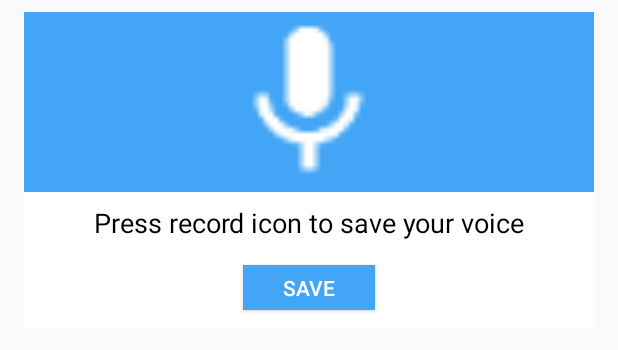
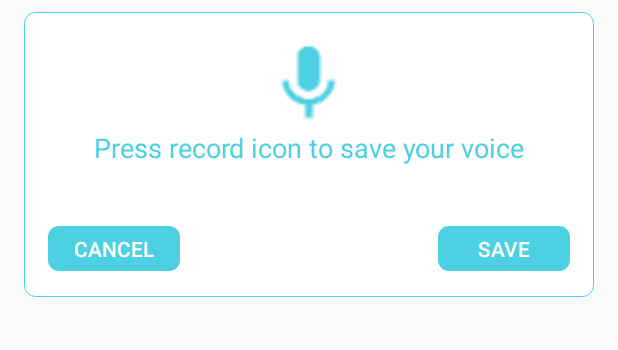
Before and after one commit to BartlomiejFrankow/Hau-Hau, an Android app: the layout my_dialog.xml on its own in the app's theme, with its tools: preview values and no code run, on a phone screen of 412 x 824 dp. Shown: the top 350 px of the screen. Run offline under Robolectric (Android 15) with nearby library versions, the phone set to English and light mode, and no system bars.

Commit message:
Recording dialog new view

```diff
--- a/app/build.gradle
+++ b/app/build.gradle
@@ -53,9 +53,6 @@ dependencies {
     //Boom Menu
     implementation 'com.nightonke:boommenu:2.1.1'
 
-    //Recording dialog
-    implementation 'com.github.IvanSotelo:RecordDialog:1.2.3'
-
     //FabTransition
     implementation 'com.github.coyarzun89:fabtransitionactivity:0.2.0'
 
--- a/app/src/main/java/com/example/my_pc/hauhau/ui/home/HomeFragment.kt
+++ b/app/src/main/java/com/example/my_pc/hauhau/ui/home/HomeFragment.kt
@@ -93,8 +93,11 @@ class HomeFragment : BaseFragment<HomeActivity, FragmentHomeBinding, HomeViewMod
         if (!folder.exists()) folder.mkdirs()
 
         val dialog = CustomDialog()
-        dialog.showDialog(getBaseActivity(), "Click at mic icon and record your voice", { viewModel.startRecorder() },{ viewModel.stopRecorder() })
-        fileRecorded(index)
+        dialog.showDialog(getBaseActivity(),
+                getString(R.string.press_record_icon_to_save_your_voice),
+                { viewModel.startRecorder() },
+                { viewModel.stopRecorder() },
+                {fileRecorded(index)})
     }
 
 //    fun chooseRecordedFile(){
--- a/app/src/main/java/com/example/my_pc/hauhau/utils/helpers/CustomDialog.kt
+++ b/app/src/main/java/com/example/my_pc/hauhau/utils/helpers/CustomDialog.kt
@@ -11,19 +11,20 @@ import com.example.my_pc.hauhau.R
 import android.graphics.drawable.InsetDrawable
 import android.widget.ImageView
 
-
 /**
  * Created by my_pc on 19/06/2018.
  */
+
 class CustomDialog {
 
-    fun showDialog(activity: Activity, msg: String, fStart: () -> Unit, fStop: () -> Unit) {
+    fun showDialog(activity: Activity, msg: String, startRecording: () -> Unit, stopRecording: () -> Unit, setCheckForItemAtList: () -> Unit) {
         val dialog = Dialog(activity)
+        val wmlp = dialog.window.attributes
+
         dialog.requestWindowFeature(Window.FEATURE_NO_TITLE)
         dialog.setContentView(R.layout.my_dialog)
         dialog.setCancelable(false)
         dialog.window.setLayout(ViewGroup.LayoutParams.MATCH_PARENT, ViewGroup.LayoutParams.WRAP_CONTENT)
-        val wmlp = dialog.window.attributes
         wmlp.gravity = Gravity.CENTER
         dialog.window.setBackgroundDrawable(ColorDrawable(Color.WHITE))
 
@@ -34,16 +35,24 @@ class CustomDialog {
         val text = dialog.findViewById(R.id.text_dialog) as TextView
         text.text = msg
 
-        val dialogButton = dialog.findViewById(R.id.btn_dialog) as Button
-        dialogButton.setOnClickListener {
+        val btnSave = dialog.findViewById(R.id.btn_save) as Button
+        btnSave.setOnClickListener {
             dialog.dismiss()
-            fStop()
+            stopRecording()
+            setCheckForItemAtList()
         }
 
+        val btnCancel = dialog.findViewById(R.id.btn_cancel) as Button
+        btnCancel.visibility = View.VISIBLE
+        btnCancel.setOnClickListener { dialog.dismiss() }
+
+
         val dialogMicImage = dialog.findViewById(R.id.iv_mic) as ImageView
+        dialogMicImage.setImageResource(R.drawable.ic_mic)
         dialogMicImage.setOnClickListener {
-            fStart()
-
+            btnCancel.visibility = View.GONE
+            startRecording()
+            dialogMicImage.setImageResource(R.drawable.ic_mic_recording)
         }
 
         dialog.show()
--- /dev/null
+++ b/app/src/main/res/drawable/my_button_blue.xml
@@ -0,0 +1,27 @@
+<?xml version="1.0" encoding="utf-8"?>
+<shape xmlns:android="http://schemas.android.com/apk/res/android" android:shape="rectangle" >
+    <corners
+        android:radius="7dp"
+        />
+    <gradient
+        android:angle="45"
+        android:centerX="35%"
+        android:startColor="@color/colorPrimaryDark"
+        android:centerColor="@color/colorPrimaryDark"
+        android:endColor="@color/colorPrimaryDark"
+        android:type="linear"
+        />
+    <padding
+        android:left="0dp"
+        android:top="0dp"
+        android:right="0dp"
+        android:bottom="0dp"
+        />
+    <size
+        android:width="40dp"
+        android:height="25dp"
+        />
+    <stroke
+        android:width="0dp"
+        />
+</shape>
--- /dev/null
+++ b/app/src/main/res/drawable/my_dialog_white.xml
@@ -0,0 +1,28 @@
+<?xml version="1.0" encoding="utf-8"?>
+<shape xmlns:android="http://schemas.android.com/apk/res/android" android:shape="rectangle" >
+    <corners
+        android:radius="7dp"
+        />
+    <gradient
+        android:angle="45"
+        android:centerX="35%"
+        android:startColor="@color/white"
+        android:centerColor="@color/white"
+        android:endColor="@color/white"
+        android:type="linear"
+        />
+    <padding
+        android:left="0dp"
+        android:top="0dp"
+        android:right="0dp"
+        android:bottom="0dp"
+        />
+    <size
+        android:width="40dp"
+        android:height="25dp"
+        />
+    <stroke
+        android:width="0.5dp"
+        android:color="@color/colorPrimaryDark"
+        />
+</shape>
--- a/app/src/main/res/layout/my_dialog.xml
+++ b/app/src/main/res/layout/my_dialog.xml
@@ -4,12 +4,12 @@
     xmlns:app="http://schemas.android.com/apk/res-auto"
     android:id="@+id/dialog_layout"
     android:layout_width="match_parent"
-    android:layout_height="210dp"
+    android:layout_height="190dp"
     android:layout_marginBottom="8dp"
     android:layout_marginEnd="16dp"
     android:layout_marginStart="16dp"
     android:layout_marginTop="8dp"
-    android:background="@color/white"
+    android:background="@drawable/my_dialog_white"
     app:layout_constraintBottom_toBottomOf="parent"
     app:layout_constraintEnd_toEndOf="parent"
     app:layout_constraintStart_toStartOf="parent"
@@ -18,11 +18,14 @@
     <ImageView
         android:id="@+id/iv_mic"
         android:layout_width="match_parent"
-        android:layout_height="120dp"
-        android:background="@color/colorAccent"
+        android:layout_height="70dp"
+        android:layout_marginTop="8dp"
+        android:background="@android:color/transparent"
         android:gravity="center"
+        android:paddingTop="10dp"
         android:scaleType="fitCenter"
-        android:src="@drawable/ic_mic" />
+        android:src="@drawable/ic_mic"
+        app:layout_constraintTop_toTopOf="parent" />
 
     <TextView
         android:id="@+id/text_dialog"
@@ -32,33 +35,46 @@
         android:layout_centerHorizontal="true"
         android:layout_marginEnd="8dp"
         android:layout_marginStart="8dp"
-        android:layout_marginTop="8dp"
         android:gravity="center_horizontal"
-        android:text="Press record icon to save your voice"
-        android:textColor="#ff000000"
+        android:text="@string/press_record_icon_to_save_your_voice"
+        android:textColor="@color/colorPrimaryDark"
         android:textSize="18sp"
         app:layout_constraintEnd_toEndOf="parent"
         app:layout_constraintStart_toStartOf="parent"
         app:layout_constraintTop_toBottomOf="@+id/iv_mic" />
 
 
-
     <Button
-        android:id="@+id/btn_dialog"
+        android:id="@+id/btn_save"
         android:layout_width="wrap_content"
         android:layout_height="30dp"
         android:layout_below="@+id/text_dialog"
         android:layout_centerHorizontal="true"
-        android:layout_marginEnd="8dp"
-        android:layout_marginStart="8dp"
-        android:layout_marginTop="16dp"
-        android:background="@color/colorAccent"
+        android:layout_marginEnd="16dp"
+        android:layout_marginTop="40dp"
+        android:background="@drawable/my_button_blue"
         android:gravity="center_vertical|center_horizontal"
         android:text="Save"
         android:textColor="@color/white"
         app:layout_constraintEnd_toEndOf="parent"
+        app:layout_constraintTop_toBottomOf="@+id/text_dialog"
+        style="?android:attr/borderlessButtonStyle"/>
+
+    <Button
+        android:id="@+id/btn_cancel"
+        android:layout_width="wrap_content"
+        android:layout_height="30dp"
+        android:layout_below="@+id/text_dialog"
+        android:layout_centerHorizontal="true"
+        android:layout_marginStart="16dp"
+        android:layout_marginTop="40dp"
+        android:background="@drawable/my_button_blue"
+        android:gravity="center_vertical|center_horizontal"
+        android:text="Cancel"
+        android:textColor="@color/white"
         app:layout_constraintStart_toStartOf="parent"
-        app:layout_constraintTop_toBottomOf="@+id/text_dialog" />
+        app:layout_constraintTop_toBottomOf="@+id/text_dialog"
+        style="?android:attr/borderlessButtonStyle"/>
 
 
 </android.support.constraint.ConstraintLayout>
--- a/app/src/main/res/values/strings.xml
+++ b/app/src/main/res/values/strings.xml
@@ -6,4 +6,5 @@
     <string name="preparing">Preparing...</string>
     <string name="dB"> dB</string>
     <string name="listening_stopped">Listening stopped...</string>
+    <string name="press_record_icon_to_save_your_voice">Press record icon to save your voice</string>
 </resources>
```
Also changed, not shown: app/src/main/res/drawable-xxxhdpi/ic_mic.png, app/src/main/res/drawable-xxxhdpi/ic_mic_recording.png (added).
